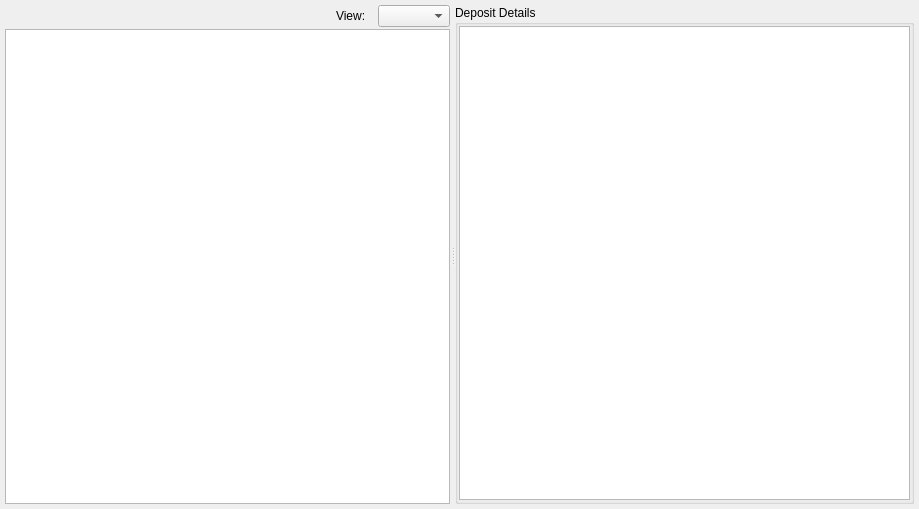
The window that ui/src/depositspanel.ui (karlmoad/TroopTreasurer) describes before a commit, drawn with Qt 5.
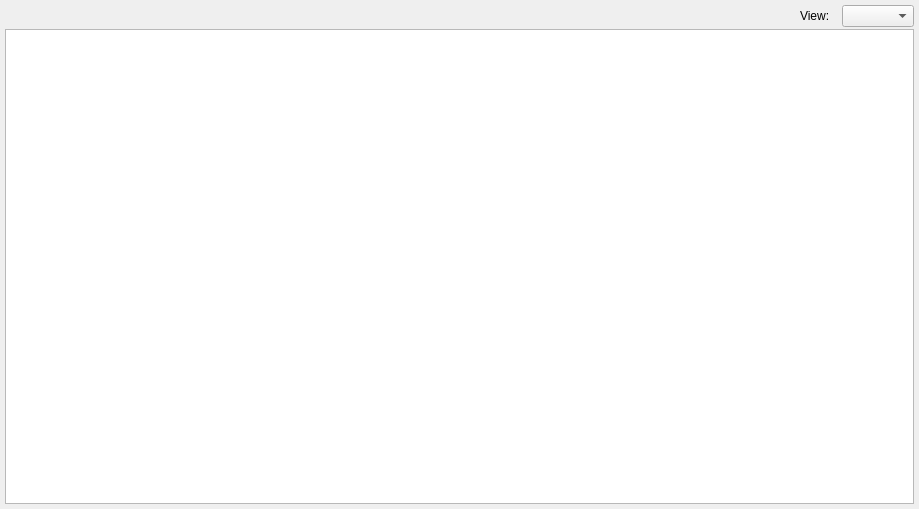
The same window after the commit.

Commit message: dev - deposits & funds

The edit to the form file:
```diff
--- a/ui/src/depositspanel.ui
+++ b/ui/src/depositspanel.ui
@@ -13,7 +13,7 @@
   <property name="windowTitle">
    <string>Form</string>
   </property>
-  <layout class="QVBoxLayout" name="verticalLayout_3">
+  <layout class="QVBoxLayout" name="verticalLayout_2">
    <property name="leftMargin">
     <number>5</number>
    </property>
@@ -27,14 +27,6 @@
     <number>5</number>
    </property>
    <item>
-    <widget class="QSplitter" name="splitter">
-     <property name="orientation">
-      <enum>Qt::Horizontal</enum>
-     </property>
-     <property name="handleWidth">
-      <number>5</number>
-     </property>
-     <widget class="QWidget" name="">
       <layout class="QVBoxLayout" name="verticalLayout">
        <property name="spacing">
         <number>2</number>
@@ -85,36 +77,31 @@
         </layout>
        </item>
        <item>
-        <widget class="QTableView" name="tableDeposits"/>
-       </item>
-      </layout>
-     </widget>
-     <widget class="QGroupBox" name="groupBox">
-      <property name="title">
-       <string>Deposit Details</string>
-      </property>
-      <layout class="QVBoxLayout" name="verticalLayout_2">
-       <property name="spacing">
-        <number>2</number>
+      <widget class="QTableView" name="tableDeposits">
+       <property name="editTriggers">
+        <set>QAbstractItemView::NoEditTriggers</set>
+       </property>
+       <property name="dragDropOverwriteMode">
+        <bool>false</bool>
        </property>
-       <property name="leftMargin">
-        <number>1</number>
+       <property name="selectionMode">
+        <enum>QAbstractItemView::SingleSelection</enum>
        </property>
-       <property name="topMargin">
-        <number>1</number>
+       <property name="selectionBehavior">
+        <enum>QAbstractItemView::SelectRows</enum>
        </property>
-       <property name="rightMargin">
-        <number>1</number>
-       </property>
-       <property name="bottomMargin">
-        <number>1</number>
-       </property>
-       <item>
-        <widget class="QTableView" name="tableView"/>
-       </item>
-      </layout>
-     </widget>
-    </widget>
+       <attribute name="horizontalHeaderCascadingSectionResizes">
+        <bool>true</bool>
+       </attribute>
+       <attribute name="horizontalHeaderShowSortIndicator" stdset="0">
+        <bool>true</bool>
+       </attribute>
+       <attribute name="horizontalHeaderStretchLastSection">
+        <bool>true</bool>
+       </attribute>
+      </widget>
+     </item>
+    </layout>
    </item>
   </layout>
  </widget>
```
Lines whose indentation alone changed are shown as unchanged. The commit also changes 14 other files.
